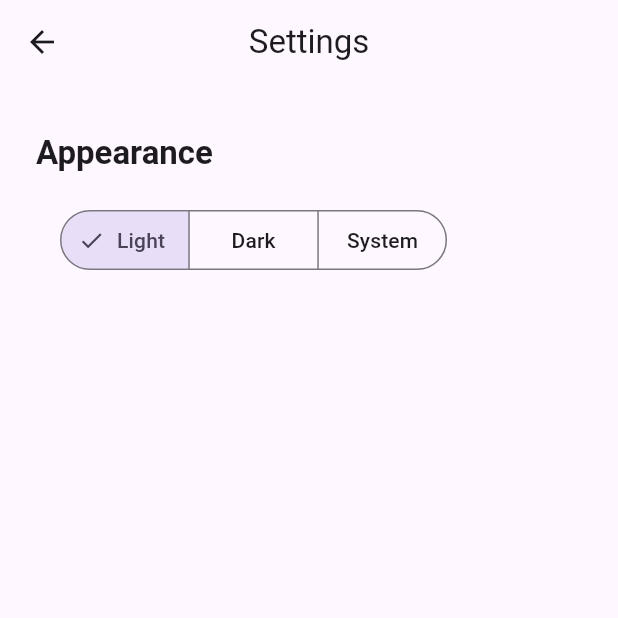
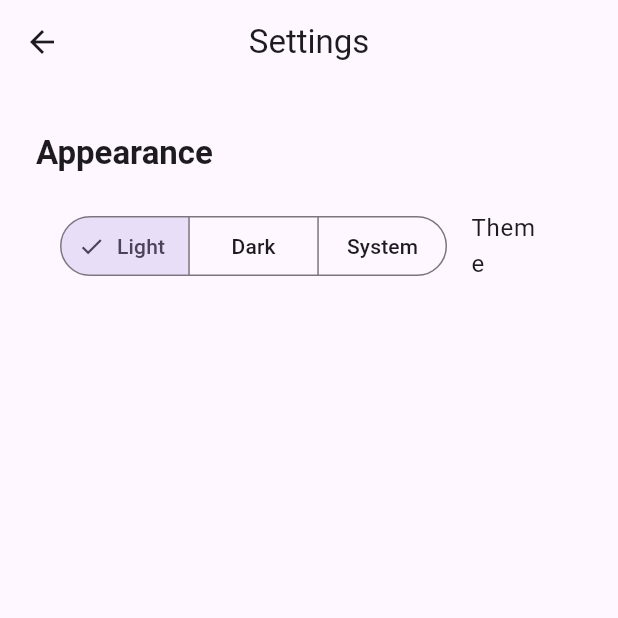
Before and after one commit to ravindra-encoresky/flutter-getx-sample, a Flutter app: the SettingsView screen opened by its route, after a tap on "Light", on a phone screen of 412 x 824 dp, the top half of it. Run offline on Flutter 3.47's test engine with Material 3 defaults, Android fonts, the phone set to English and light mode, and no system bars; our stand-ins replace get.

Commit message:
organise code

```diff
--- /dev/null
+++ b/lib/controllers/settings_controller.dart
@@ -0,0 +1,11 @@
+import 'package:flutter/material.dart';
+import 'package:get/get.dart';
+
+class SettingsController extends GetxController {
+  var themeMode = ThemeMode.system.obs;
+
+  void setThemeMode(ThemeMode mode) {
+    themeMode.value = mode;
+    Get.changeThemeMode(mode);
+  }
+}
--- a/lib/main.dart
+++ b/lib/main.dart
@@ -1,9 +1,10 @@
 import 'package:flutter/material.dart';
 import 'package:get/get.dart';
 import 'bindings/todo_binding.dart';
-import 'views/home_view.dart';
-import 'views/detail_view.dart';
+import 'views/home/home_view.dart';
+import 'views/detail/detail_view.dart';
 import 'views/settings_view.dart';
+import 'controllers/settings_controller.dart';
 
 void main() {
   runApp(const MyApp());
--- a/lib/views/home_view.dart
+++ b/lib/views/home/home_view.dart
@@ -1,7 +1,7 @@
 import 'package:flutter/material.dart';
+import 'package:flutter_getx/controllers/todo_controller.dart';
+import 'package:flutter_getx/views/detail/detail_view.dart';
 import 'package:get/get.dart';
-import '../controllers/todo_controller.dart';
-import 'detail_view.dart';
 
 class HomeView extends StatelessWidget {
   final TodoController controller = Get.find();
--- a/lib/views/settings_view.dart
+++ b/lib/views/settings_view.dart
@@ -1,17 +1,9 @@
 import 'package:flutter/material.dart';
 import 'package:get/get.dart';
-
-class SettingsController extends GetxController {
-  var themeMode = ThemeMode.system.obs;
-
-  void setThemeMode(ThemeMode mode) {
-    themeMode.value = mode;
-    Get.changeThemeMode(mode);
-  }
-}
+import '../controllers/settings_controller.dart';
 
 class SettingsView extends StatelessWidget {
-  final SettingsController controller = Get.put(SettingsController());
+  final SettingsController controller = Get.find<SettingsController>();
 
   SettingsView({super.key});
 
@@ -47,6 +39,7 @@ class SettingsView extends StatelessWidget {
                       }
                     },
                   ),
+                  title: const Text('Theme'),
                 )),
           ],
         ),
```
Also changed, not shown: lib/views/detail/detail_view.dart (renamed from lib/views/detail_view.dart, +1 -8 lines).
